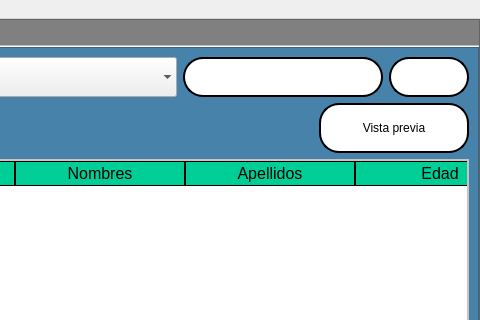
Above: interfaces/paciente_view.ui from Reinaldito04/App-Consultas-y-Historias-Medicas before the change; both pictures show x 508 to 988 and y 0 to 320 of the 988 by 719 pixel window. Below: the same form after it.
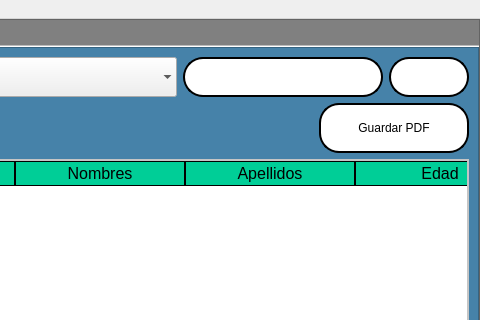
That is the form after the change. Icons and pictures are not drawn.

Commit message: Guardar PDF en reporte general de pacientes_view

The edit to the form file:
```diff
--- a/interfaces/paciente_view.ui
+++ b/interfaces/paciente_view.ui
@@ -344,7 +344,7 @@
                    </font>
                   </property>
                   <property name="text">
-                   <string>Vista previa</string>
+                   <string>Guardar PDF</string>
                   </property>
                   <property name="iconSize">
                    <size>
```
Left out of the diff: 2 changed lines with no effect on the pictures. The commit also changes 7 other files.
